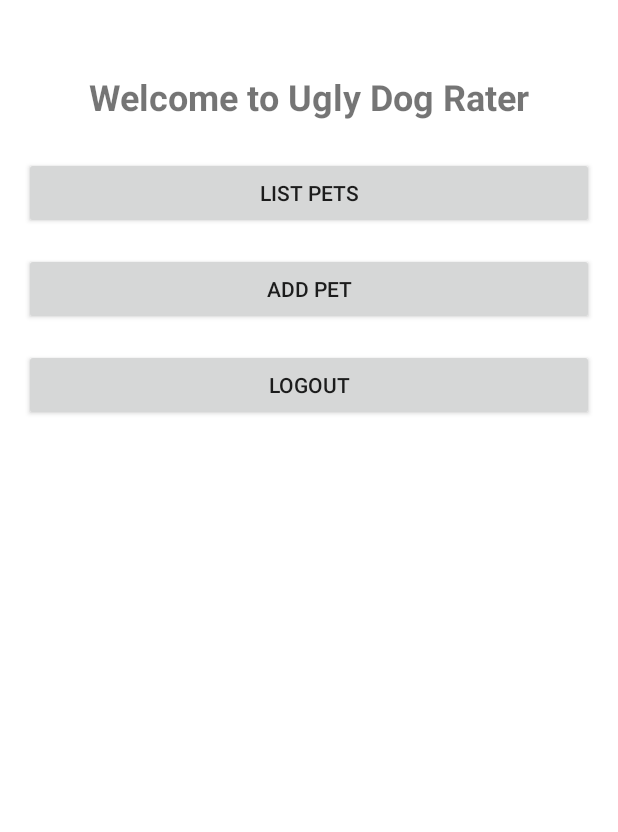
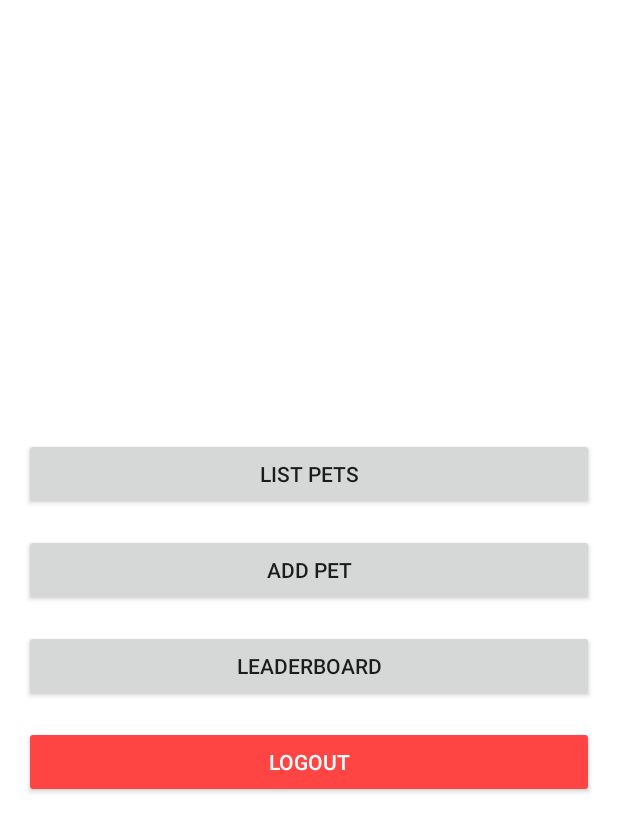
Before and after one commit to AlexSTJO/KotlinRatingApp, an Android app built with Jetpack Compose: the MainPageActivity screen opened directly, with no data from a screen before it, on a phone screen of 412 x 824 dp. Shown: the top 832 px of the screen. Run offline under Robolectric (Android 15) with nearby library versions, the phone set to English and light mode, and no system bars.

Commit message:
Added Leaderboard

```diff
--- a/app/src/main/java/com/example/uglydograter/MainPageActivity.kt
+++ b/app/src/main/java/com/example/uglydograter/MainPageActivity.kt
@@ -4,6 +4,7 @@ import android.app.Activity
 import android.content.Intent
 import android.os.Bundle
 import android.widget.Button
+import android.widget.Toast
 
 class MainPageActivity : Activity() {
 
@@ -12,15 +13,31 @@ class MainPageActivity : Activity() {
         setContentView(R.layout.activity_main_page)
 
         val btnListPets = findViewById<Button>(R.id.btnListPets)
-
         btnListPets.setOnClickListener {
             startActivity(Intent(this, ListPetsActivity::class.java))
         }
 
         val btnAddPet = findViewById<Button>(R.id.btnAddPet)
         btnAddPet.setOnClickListener {
-            val intent = Intent(this, AddPetActivity::class.java)
+            startActivity(Intent(this, AddPetActivity::class.java))
+        }
+
+        val btnLeaderboard = findViewById<Button>(R.id.btnLeaderboard)
+        btnLeaderboard.setOnClickListener {
+            startActivity(Intent(this, LeaderboardActivity::class.java))
+        }
+
+        val btnLogout = findViewById<Button>(R.id.btnLogout)
+        btnLogout.setOnClickListener {
+
+            val sharedPreferences = getSharedPreferences("AppPrefs", MODE_PRIVATE)
+            sharedPreferences.edit().clear().apply()
+
+            Toast.makeText(this, "Logged out successfully", Toast.LENGTH_SHORT).show()
+
+            val intent = Intent(this, MainActivity::class.java)
             startActivity(intent)
+            finish()
         }
     }
 }
--- a/app/src/main/java/com/example/uglydograter/api/ApiService.kt
+++ b/app/src/main/java/com/example/uglydograter/api/ApiService.kt
@@ -35,4 +35,8 @@ interface ApiService {
 
     @POST("pets/delete")
     fun deletePet(@Body request: DeleteRequest): Call<DeleteResponse>
+
+    @POST("ugly/leaderboard")
+    fun getLeaderboard(): Call<PetsResponse>
+
 }
--- a/app/src/main/res/layout/activity_main_page.xml
+++ b/app/src/main/res/layout/activity_main_page.xml
@@ -1,51 +1,36 @@
-<?xml version="1.0" encoding="utf-8"?>
-<androidx.constraintlayout.widget.ConstraintLayout
-    xmlns:android="http://schemas.android.com/apk/res/android"
-    xmlns:app="http://schemas.android.com/apk/res-auto"
+<LinearLayout xmlns:android="http://schemas.android.com/apk/res/android"
     android:layout_width="match_parent"
     android:layout_height="match_parent"
+    android:orientation="vertical"
+    android:gravity="center"
     android:padding="16dp">
-
-    <TextView
-        android:id="@+id/tvWelcome"
-        android:layout_width="wrap_content"
-        android:layout_height="wrap_content"
-        android:text="Welcome to Ugly Dog Rater"
-        android:textSize="24sp"
-        android:textStyle="bold"
-        app:layout_constraintTop_toTopOf="parent"
-        app:layout_constraintStart_toStartOf="parent"
-        app:layout_constraintEnd_toEndOf="parent"
-        android:layout_marginTop="32dp" />
 
     <Button
         android:id="@+id/btnListPets"
-        android:layout_width="0dp"
+        android:layout_width="match_parent"
         android:layout_height="wrap_content"
-        android:text="List Pets"
-        app:layout_constraintTop_toBottomOf="@id/tvWelcome"
-        app:layout_constraintStart_toStartOf="parent"
-        app:layout_constraintEnd_toEndOf="parent"
-        android:layout_marginTop="24dp" />
+        android:text="List Pets" />
 
     <Button
         android:id="@+id/btnAddPet"
-        android:layout_width="0dp"
+        android:layout_width="match_parent"
         android:layout_height="wrap_content"
         android:text="Add Pet"
-        app:layout_constraintTop_toBottomOf="@id/btnListPets"
-        app:layout_constraintStart_toStartOf="parent"
-        app:layout_constraintEnd_toEndOf="parent"
+        android:layout_marginTop="16dp" />
+
+    <Button
+        android:id="@+id/btnLeaderboard"
+        android:layout_width="match_parent"
+        android:layout_height="wrap_content"
+        android:text="Leaderboard"
         android:layout_marginTop="16dp" />
 
     <Button
         android:id="@+id/btnLogout"
-        android:layout_width="0dp"
+        android:layout_width="match_parent"
         android:layout_height="wrap_content"
         android:text="Logout"
-        app:layout_constraintTop_toBottomOf="@id/btnAddPet"
-        app:layout_constraintStart_toStartOf="parent"
-        app:layout_constraintEnd_toEndOf="parent"
-        android:layout_marginTop="16dp" />
-
-</androidx.constraintlayout.widget.ConstraintLayout>
+        android:layout_marginTop="16dp"
+        android:backgroundTint="@android:color/holo_red_light"
+        android:textColor="@android:color/white" />
+</LinearLayout>
```
Also changed, not shown: app/src/main/AndroidManifest.xml (+8 -1 lines), app/src/main/java/com/example/uglydograter/LeaderboardActivity.kt (added, +73 -0 lines), app/src/main/java/com/example/uglydograter/LeaderboardAdapter.kt (added, +46 -0 lines), app/src/main/res/layout/activity_leaderboard.xml (added, +20 -0 lines), app/src/main/res/layout/item_leaderboard_pet.xml (added, +49 -0 lines), app/src/main/java/com/example/uglydograter/models/Models.kt (line endings or trailing spaces).
